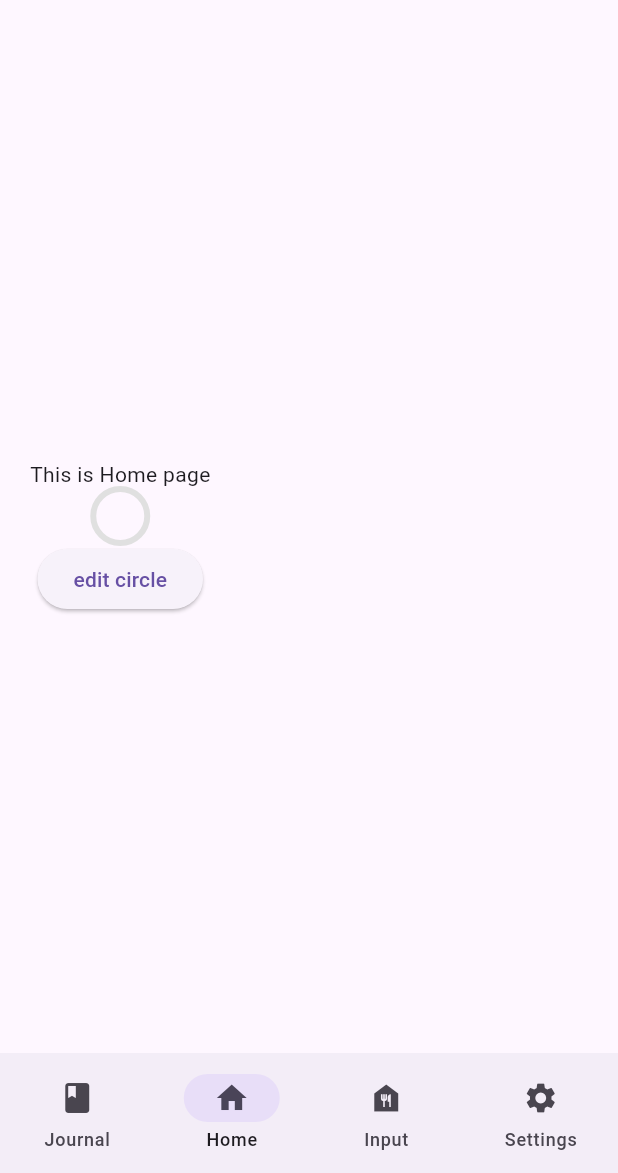
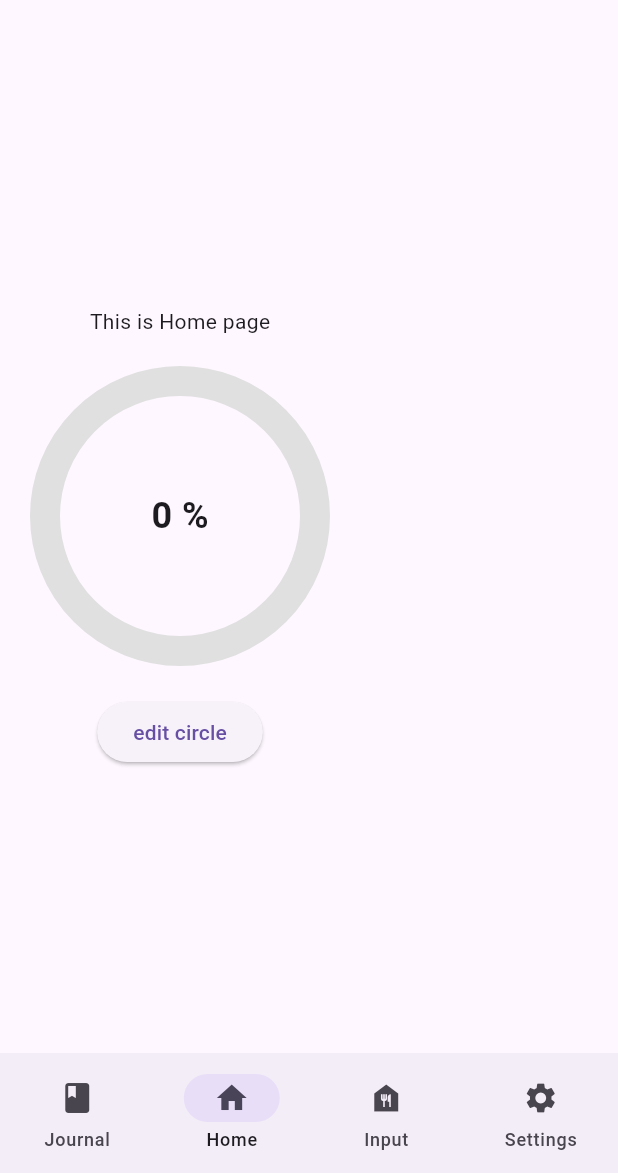
Before and after one commit to Teodor310/Recomp-App, a Flutter app: the screen it shows after launch, on a phone screen of 412 x 824 dp, the part 63-1236 px from its top. Run offline on Flutter 3.47's test engine with Material 3 defaults, Android fonts, the phone set to English and light mode, and no system bars; missing offline and left inert: dart:ffi.

Commit message:
GPT code

```diff
--- a/lib/views/pages/home_page.dart
+++ b/lib/views/pages/home_page.dart
@@ -1,4 +1,5 @@
 import 'package:flutter/material.dart';
+import 'dart:math';
 
 class HomePage extends StatefulWidget {
   const HomePage({super.key});
@@ -12,32 +13,90 @@ class _HomePageState extends State<HomePage> {
 
   void changePercentage() {
     setState(() {
-      percentage >= 1.0 ? percentage = 0 : percentage = percentage;
+      if (percentage >= 1.0) {
+        percentage = 0;
+      }
       percentage += 0.1;
     });
   }
 
   @override
   Widget build(BuildContext context) {
-    return Padding(
+    final displayPercentage = (percentage * 100).clamp(0, 100).round();
+
+    return Scaffold(
+      body: Padding(
         padding: const EdgeInsets.all(20.0),
         child: Column(
           mainAxisAlignment: MainAxisAlignment.center,
           children: [
-          Text("This is Home page"),
-          Container(
-            child: CircularProgressIndicator(
-              value: percentage,
-              backgroundColor: Colors.grey[300],
-              valueColor: AlwaysStoppedAnimation<Color>(Colors.teal),
+            const Text("This is Home page"),
+            const SizedBox(height: 20),
+            CustomPaint(
+              size: const Size(200, 200),
+              painter: CircleProgressPainter(percentage: percentage * 100),
+              child: SizedBox(
+                width: 200,
+                height: 200,
+                child: Center(
+                  child: Text(
+                    '$displayPercentage %',
+                    style: const TextStyle(
+                      fontSize: 24,
+                      fontWeight: FontWeight.bold,
                     ),
                   ),
+                ),
+              ),
+            ),
+            const SizedBox(height: 20),
             ElevatedButton(
               onPressed: changePercentage,
-            child: Text("edit circle"),
+              child: const Text("edit circle"),
             ),
           ],
+        ),
       ),
     );
   }
 }
+
+class CircleProgressPainter extends CustomPainter {
+  final double percentage;
+
+  CircleProgressPainter({required this.percentage});
+
+  @override
+  void paint(Canvas canvas, Size size) {
+    final strokeWidth = 20.0;
+    final radius = (size.width / 2) - strokeWidth / 2;
+    final center = Offset(size.width / 2, size.height / 2);
+    final startAngle = -97.5 * pi / 180;
+    final sweepAngle = 2 * pi * (percentage / 100);
+
+    final backgroundPaint =
+        Paint()
+          ..color = Colors.grey.shade300
+          ..strokeWidth = strokeWidth
+          ..style = PaintingStyle.stroke;
+
+    final foregroundPaint =
+        Paint()
+          ..color = const Color(0xFF8FE1D7)
+          ..strokeWidth = strokeWidth
+          ..style = PaintingStyle.stroke
+          ..strokeCap = StrokeCap.round;
+
+    canvas.drawCircle(center, radius, backgroundPaint);
+    canvas.drawArc(
+      Rect.fromCircle(center: center, radius: radius),
+      startAngle,
+      sweepAngle,
+      false,
+      foregroundPaint,
+    );
+  }
+
+  @override
+  bool shouldRepaint(CustomPainter oldDelegate) => true;
+}
```
Lines whose indentation alone changed are shown as unchanged.
